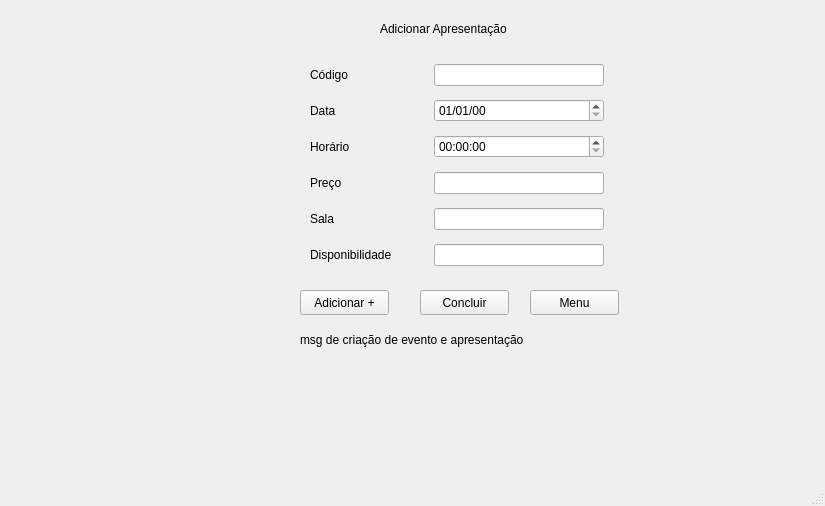
PedroAugustoRamalhoDuarte/Trabalho-TP1, file ui/viewEventos.ui: the form before one commit.
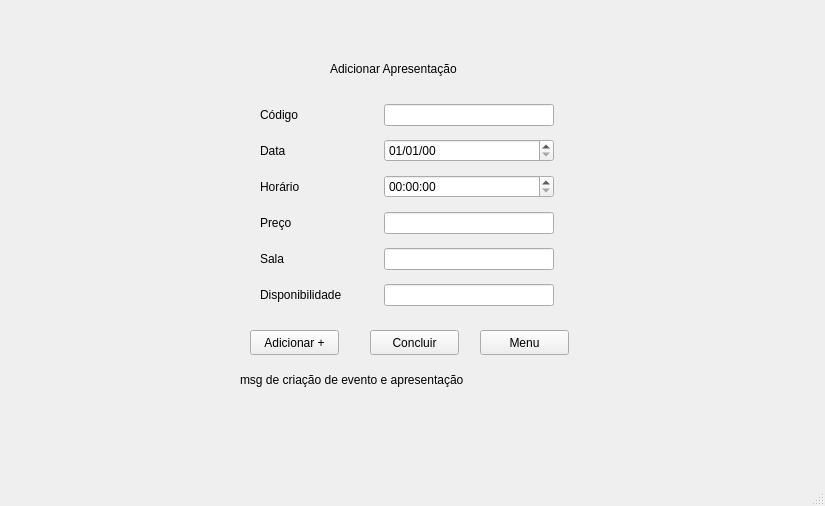
The form after the commit. The open tabs and pages were chosen to show the change.

Commit message: Centralizando telas

What changed in the file:
```diff
--- a/ui/viewEventos.ui
+++ b/ui/viewEventos.ui
@@ -494,8 +494,8 @@
      <widget class="QLabel" name="label_10">
       <property name="geometry">
        <rect>
-        <x>370</x>
-        <y>10</y>
+        <x>320</x>
+        <y>50</y>
         <width>171</width>
         <height>17</height>
        </rect>
@@ -507,8 +507,8 @@
      <widget class="QPushButton" name="btnAdicionarApr">
       <property name="geometry">
        <rect>
-        <x>290</x>
-        <y>280</y>
+        <x>240</x>
+        <y>320</y>
         <width>89</width>
         <height>25</height>
        </rect>
@@ -520,8 +520,8 @@
      <widget class="QPushButton" name="btnConcluirApr">
       <property name="geometry">
        <rect>
-        <x>410</x>
-        <y>280</y>
+        <x>360</x>
+        <y>320</y>
         <width>89</width>
         <height>25</height>
        </rect>
@@ -536,8 +536,8 @@
      <widget class="QWidget" name="layoutWidget">
       <property name="geometry">
        <rect>
-        <x>300</x>
-        <y>50</y>
+        <x>250</x>
+        <y>90</y>
         <width>307</width>
         <height>212</height>
        </rect>
@@ -732,8 +732,8 @@
      <widget class="QLabel" name="labelCreated">
       <property name="geometry">
        <rect>
-        <x>290</x>
-        <y>320</y>
+        <x>230</x>
+        <y>360</y>
         <width>441</width>
         <height>20</height>
        </rect>
@@ -745,8 +745,8 @@
      <widget class="QPushButton" name="buttonHome">
       <property name="geometry">
        <rect>
-        <x>520</x>
-        <y>280</y>
+        <x>470</x>
+        <y>320</y>
         <width>89</width>
         <height>25</height>
        </rect>
```
Left out of the diff: 54 changed lines with no effect on the pictures. The commit also changes 4 other files.
